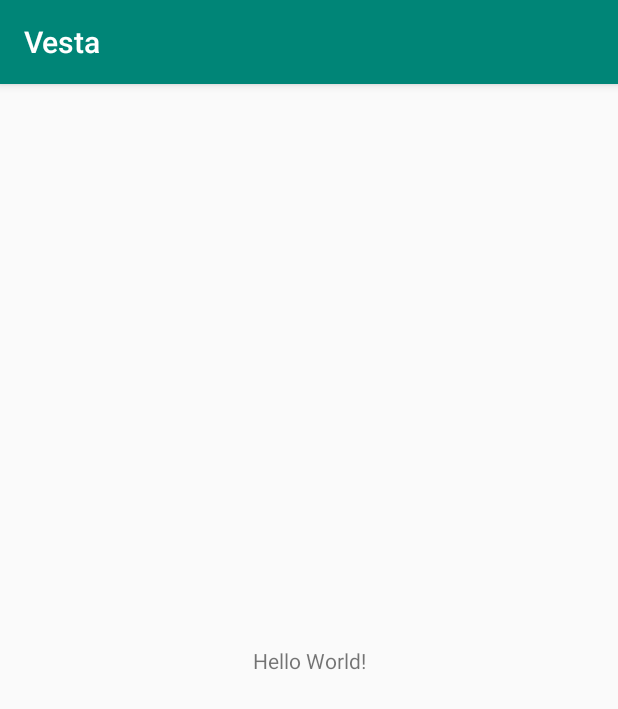
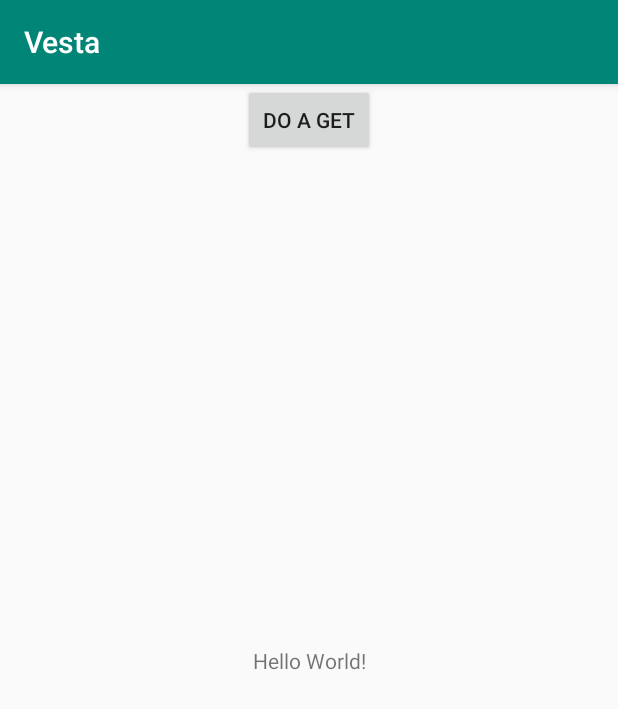
Before and after one commit to ShabazBadshah/csc490-vesta-p2p-file-sharing, an Android app: the screen it shows after launch (MainActivity), on a phone screen of 412 x 824 dp. Shown: the top 709 px of the screen. Run offline under Robolectric (Android 15) with nearby library versions, the phone set to English and light mode, and no system bars.

Commit message:
Android app can make GET request to NodeJS API

```diff
--- a/android/app/build.gradle
+++ b/android/app/build.gradle
@@ -22,6 +22,7 @@ dependencies {
     implementation fileTree(dir: 'libs', include: ['*.jar'])
     implementation 'androidx.appcompat:appcompat:1.0.2'
     implementation 'androidx.constraintlayout:constraintlayout:1.1.3'
+    implementation 'com.squareup.okhttp3:okhttp:4.3.1'
     testImplementation 'junit:junit:4.12'
     androidTestImplementation 'androidx.test.ext:junit:1.1.0'
     androidTestImplementation 'androidx.test.espresso:espresso-core:3.1.1'
--- a/android/app/src/main/AndroidManifest.xml
+++ b/android/app/src/main/AndroidManifest.xml
@@ -1,8 +1,9 @@
 <?xml version="1.0" encoding="utf-8"?>
 <manifest xmlns:android="http://schemas.android.com/apk/res/android"
     package="com.vesta.android">
-
+    <uses-permission android:name="android.permission.INTERNET" />
     <application
+        android:usesCleartextTraffic="true"
         android:allowBackup="true"
         android:icon="@mipmap/ic_launcher"
         android:label="@string/app_name"
--- a/android/app/src/main/res/layout/activity_main.xml
+++ b/android/app/src/main/res/layout/activity_main.xml
@@ -7,12 +7,26 @@
     tools:context=".MainActivity">
 
     <TextView
+        android:id="@+id/textView"
+        android:layout_width="0dp"
+        android:layout_height="wrap_content"
+        android:gravity="center_horizontal"
+        android:text="Hello World!"
+        app:layout_constraintBottom_toBottomOf="parent"
+        app:layout_constraintEnd_toEndOf="parent"
+        app:layout_constraintLeft_toLeftOf="parent"
+        app:layout_constraintRight_toRightOf="parent"
+        app:layout_constraintStart_toStartOf="parent"
+        app:layout_constraintTop_toTopOf="parent" />
+
+    <Button
+        android:id="@+id/button"
         android:layout_width="wrap_content"
         android:layout_height="wrap_content"
-        android:text="Hello World!"
-        app:layout_constraintBottom_toBottomOf="parent"
-        app:layout_constraintLeft_toLeftOf="parent"
-        app:layout_constraintRight_toRightOf="parent"
-        app:layout_constraintTop_toTopOf="parent" />
+        android:text="Do a Get"
+        app:layout_constraintEnd_toEndOf="parent"
+        app:layout_constraintStart_toStartOf="parent"
+        tools:layout_editor_absoluteY="502dp"
+        tools:ignore="MissingConstraints" />
 
 </androidx.constraintlayout.widget.ConstraintLayout>
```
Also changed, not shown: android/app/src/main/java/com/vesta/android/MainActivity.java (+42 -0 lines).
